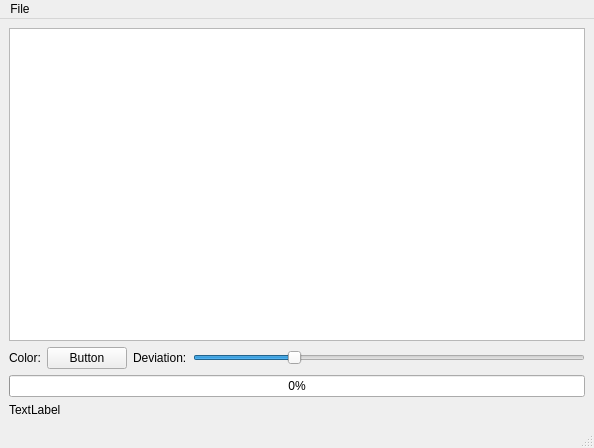
Before: the Qt Designer form mainwindow.ui in overloop/picture_search, drawn with Qt 5.
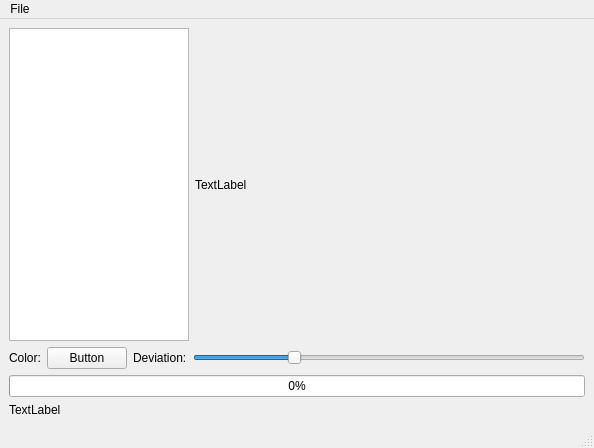
After: the same form once the commit is applied. Custom widgets are drawn as their Qt base class.

```diff
--- a/mainwindow.ui
+++ b/mainwindow.ui
@@ -16,14 +16,43 @@
   <widget class="QWidget" name="centralwidget">
    <layout class="QVBoxLayout" name="verticalLayout">
     <item>
+     <layout class="QHBoxLayout" name="horizontalLayout_2">
+      <item>
      <widget class="QTableView" name="table">
+        <property name="maximumSize">
+         <size>
+          <width>180</width>
+          <height>16777215</height>
+         </size>
+        </property>
       <attribute name="horizontalHeaderDefaultSectionSize">
-       <number>200</number>
+         <number>150</number>
       </attribute>
       <attribute name="verticalHeaderDefaultSectionSize">
-       <number>200</number>
-      </attribute>
-     </widget>
+         <number>150</number>
+        </attribute>
+       </widget>
+      </item>
+      <item>
+       <widget class="PixmapLabel" name="browser">
+        <property name="sizePolicy">
+         <sizepolicy hsizetype="Expanding" vsizetype="Expanding">
+          <horstretch>0</horstretch>
+          <verstretch>0</verstretch>
+         </sizepolicy>
+        </property>
+        <property name="minimumSize">
+         <size>
+          <width>10</width>
+          <height>10</height>
+         </size>
+        </property>
+        <property name="text">
+         <string>TextLabel</string>
+        </property>
+       </widget>
+      </item>
+     </layout>
     </item>
     <item>
      <layout class="QHBoxLayout" name="horizontalLayout">
@@ -112,6 +141,11 @@
    <extends>QPushButton</extends>
    <header>colorselectpushbutton.h</header>
   </customwidget>
+  <customwidget>
+   <class>PixmapLabel</class>
+   <extends>QLabel</extends>
+   <header>pixmaplabel.h</header>
+  </customwidget>
  </customwidgets>
  <resources/>
  <connections/>
```
Lines whose indentation alone changed are shown as unchanged.
